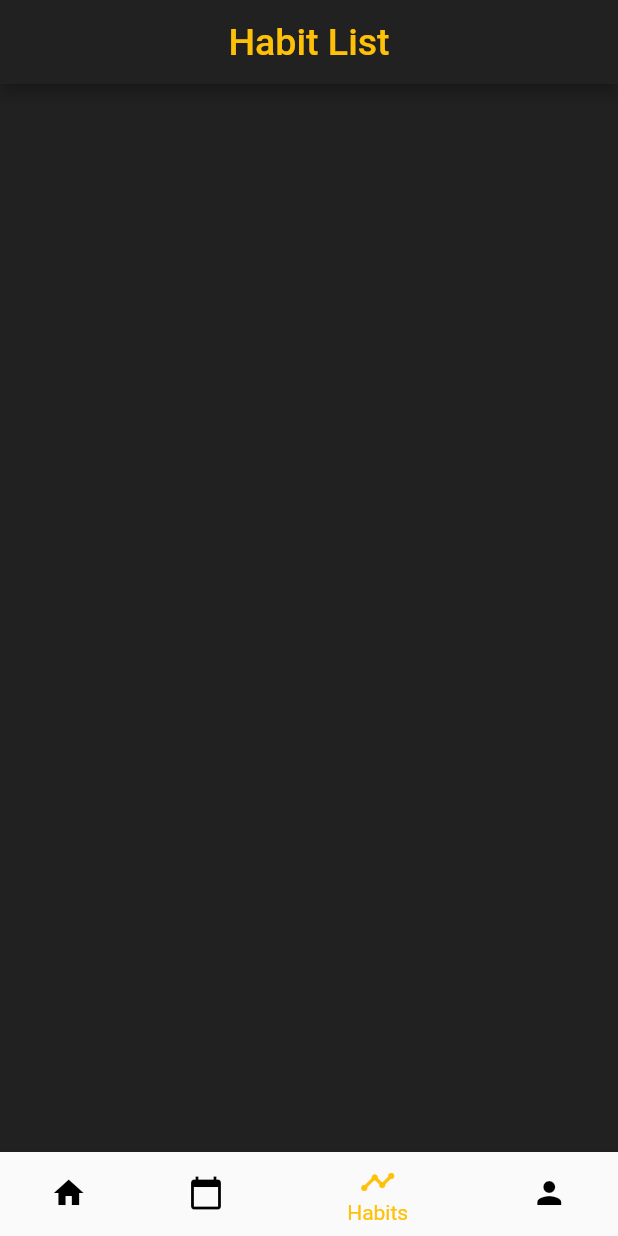
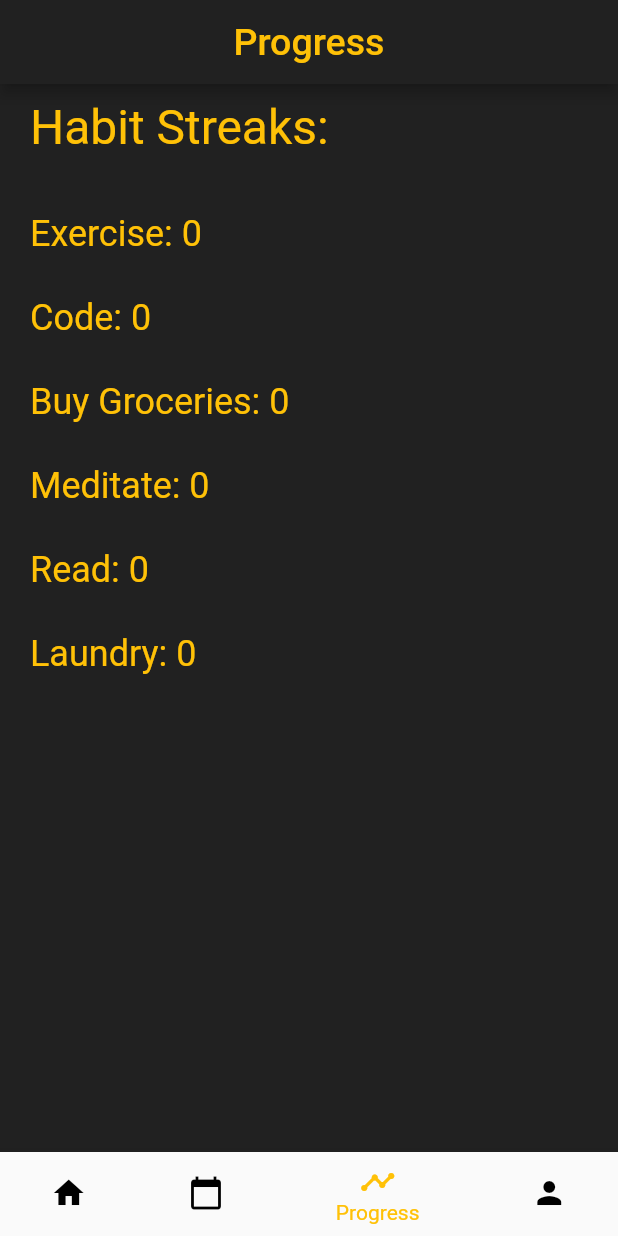
Before and after one commit to meiland1/test1, a Flutter app: the screen it shows after launch, item 3 of the bottom bar chosen, on a phone screen of 412 x 824 dp. Run offline on Flutter 3.47's test engine with Material 2 defaults, Android fonts, the phone set to English and light mode, and no system bars; our stand-ins replace syncfusion_flutter_calendar.

Commit message:
created count feature/updated calendar

```diff
--- a/lib/main.dart
+++ b/lib/main.dart
@@ -1,8 +1,8 @@
 import 'package:flutter/material.dart';
 import 'pages/home_page.dart';
-import 'pages/progress_page.dart';
+import 'pages/calendar_page.dart';
 import 'pages/habits_page.dart';
-//import 'pages/profile_page.dart';
+import 'pages/profile_page.dart';
 
 void main() {
   runApp(const MyApp());
@@ -26,6 +26,7 @@ class MyApp extends StatelessWidget {
   }
 }
 
+// ignore: must_be_immutable
 class NavigationScreen extends StatefulWidget {
   NavigationScreen({super.key, required this.currentIndex});
   int currentIndex;
@@ -35,9 +36,9 @@ class NavigationScreen extends StatefulWidget {
 
 List<Widget> screens = [
   const HomePage(),
-  CalendarPage(),
+  const CalendarPage(),
   HabitsPage(),
-  //ProfilePage(),
+  const ProfilePage(),
 ];
 
 class _NavigationScreenState extends State<NavigationScreen> {
@@ -62,7 +63,8 @@ class _NavigationScreenState extends State<NavigationScreen> {
           BottomNavigationBarItem(icon: Icon(Icons.home), label: "Home"),
           BottomNavigationBarItem(
               icon: Icon(Icons.calendar_today), label: "Calendar"),
-          BottomNavigationBarItem(icon: Icon(Icons.timeline), label: "Habits"),
+          BottomNavigationBarItem(
+              icon: Icon(Icons.timeline), label: "Progress"),
           BottomNavigationBarItem(icon: Icon(Icons.person), label: "Profile"),
         ],
       ),
--- a/lib/pages/habit_tile.dart
+++ b/lib/pages/habit_tile.dart
@@ -13,6 +13,7 @@ class HabitTile extends StatelessWidget {
   @override
   Widget build(BuildContext context) {
     return Container(
+      //Creates the box for the habit
       height: 60,
       margin: const EdgeInsets.only(
         top: 8,
@@ -20,7 +21,7 @@ class HabitTile extends StatelessWidget {
       ),
       child: ListTile(
         onTap: () {
-          //print('Clicked on Habit Item');
+          //  changes the value of isDone from false to true or vice versa
           onHabitChanged(habit);
         },
         shape: RoundedRectangleBorder(borderRadius: BorderRadius.circular(10)),
@@ -30,7 +31,8 @@ class HabitTile extends StatelessWidget {
           color: Colors.grey[700],
         ),
         title: Text(
-          habit.habitText!,
+          //prints the habit text to the box followed by its streak
+          '${habit.habitText!}: ${habit.habitCount}',
           style: TextStyle(
             fontSize: 18,
             color: Colors.black,
--- a/lib/pages/habits_page.dart
+++ b/lib/pages/habits_page.dart
@@ -1,7 +1,11 @@
 import 'package:flutter/material.dart';
-//import 'habit_tile.dart';
+import 'package:test1/services.dart/lists.dart';
 
 class HabitsPage extends StatelessWidget {
+  final habitsList = Habit.habitList();
+
+  HabitsPage({super.key});
+
   @override
   Widget build(BuildContext context) {
     return Scaffold(
@@ -10,19 +14,41 @@ class HabitsPage extends StatelessWidget {
         backgroundColor: Colors.grey[900],
         centerTitle: true,
         title: const Text(
-          'Habit List',
+          'Progress',
           style: TextStyle(
             color: Colors.amber,
             fontSize: 25,
           ),
         ),
       ),
-      body: ListView(
-        padding: const EdgeInsetsDirectional.all(8.0),
+      body: Stack(
         children: [
-          //HabitTile(),
-          // HabitTile(),
-          // HabitTile(),
+          Container(
+            padding: const EdgeInsets.symmetric(
+              horizontal: 20,
+              vertical: 10,
+            ),
+            child: Column(
+              children: [
+                Expanded(
+                  child: ListView(
+                    children: [
+                      const Text(
+                        'Habit Streaks: \n',
+                        style: TextStyle(fontSize: 32, color: Colors.amber),
+                      ),
+                      for (Habit habit in habitsList)
+                        Text(
+                          '${habit.habitText}: ${habit.habitCount}\n',
+                          style: const TextStyle(
+                              fontSize: 24, color: Colors.amber),
+                        ),
+                    ],
+                  ),
+                ),
+              ],
+            ),
+          ),
         ],
       ),
     );
--- a/lib/services.dart/lists.dart
+++ b/lib/services.dart/lists.dart
@@ -2,21 +2,26 @@ class Habit {
   String? id;
   String? habitText;
   bool isDone;
+  int habitCount = 0;
 
   Habit({
-    required this.id,
-    this.habitText,
-    this.isDone = false,
+    required this.id, // indexing for the list of habits using milliseconds
+    this.habitText, // the habit text
+    this.isDone = false, // keeps track of whether its been checked off or not
+    this.habitCount =
+        0, //  keeps track of how many times the habit has been checked off
   });
 
   static List<Habit> habitList() {
     return [
-      Habit(id: '01', habitText: 'Exercise', isDone: true),
-      Habit(id: '02', habitText: 'Code', isDone: true),
-      Habit(id: '03', habitText: 'Buy Groceries', isDone: false),
-      Habit(id: '04', habitText: 'Meditate', isDone: false),
-      Habit(id: '05', habitText: 'Read', isDone: false),
-      Habit(id: '06', habitText: 'Laundry', isDone: false),
+      ///Test list of habits
+      ///
+      Habit(id: '01', habitText: 'Exercise'),
+      Habit(id: '02', habitText: 'Code'),
+      Habit(id: '03', habitText: 'Buy Groceries'),
+      Habit(id: '04', habitText: 'Meditate'),
+      Habit(id: '05', habitText: 'Read'),
+      Habit(id: '06', habitText: 'Laundry'),
     ];
   }
 }
```
Also changed, not shown: lib/pages/calendar_page.dart (renamed from lib/pages/progress_page.dart, +13 -5 lines), lib/pages/home_page.dart (+13 -6 lines), lib/pages/profile_page.dart (+36 -33 lines).
